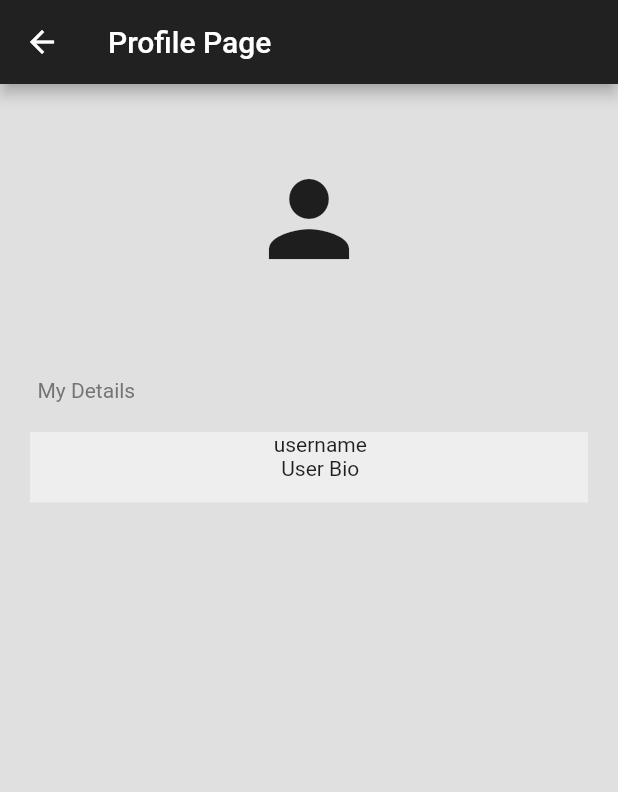
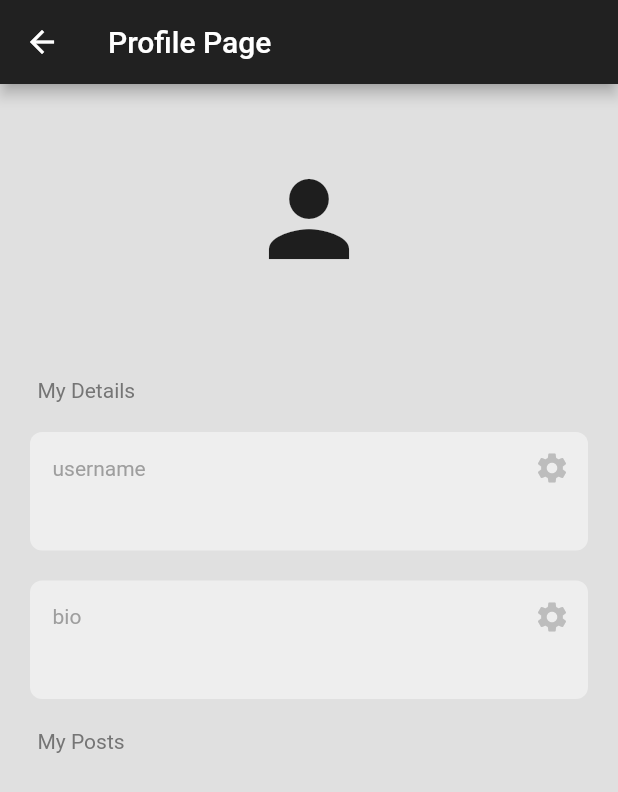
Before and after one commit to padfoot-16/Social-network, a Flutter app: the ProfilePage screen opened directly, on a phone screen of 412 x 824 dp. Shown: the top 792 px of the screen. Run offline on Flutter 3.47's test engine with Material 2 defaults, Android fonts, the phone set to English and light mode, and no system bars; our stand-ins replace cloud_firestore, firebase_auth, firebase_core; accounts and stored records are empty.

Commit message:
profile page finished

```diff
--- a/lib/components/textbox.dart
+++ b/lib/components/textbox.dart
@@ -3,9 +3,11 @@ import 'package:flutter/material.dart';
 class MyTextBox extends StatelessWidget {
   final String text;
   final String sectionname;
+  final void Function()? onPressed;
   const MyTextBox({super.key,
   required this.text,
   required this.sectionname,
+  required this.onPressed,
   });
 
   @override
@@ -13,12 +15,23 @@ class MyTextBox extends StatelessWidget {
     return Container(
       decoration: BoxDecoration(
         color: Colors.grey[200],
+        borderRadius: BorderRadius.circular(8)
       ),
       padding: EdgeInsets.only(left: 15,bottom: 15),
       margin: EdgeInsets.only(left: 20,right: 20,top: 20),
       child: Column(
+        crossAxisAlignment: CrossAxisAlignment.start,
         children: [
-          Text(sectionname),
+          Row(
+            mainAxisAlignment: MainAxisAlignment.spaceBetween,
+            children: [
+              Text(sectionname,
+              style: TextStyle(color: Colors.grey[500]),),
+              IconButton(
+                onPressed: onPressed,
+               icon: Icon(Icons.settings),color: Colors.grey[400],)
+            ],
+          ),
 
           Text(text),
         ],
--- a/lib/pages/profilepage.dart
+++ b/lib/pages/profilepage.dart
@@ -1,3 +1,4 @@
+import 'package:cloud_firestore/cloud_firestore.dart';
 import 'package:firebase_auth/firebase_auth.dart';
 import 'package:flutter/material.dart';
 import 'package:socialapp/components/textbox.dart';
@@ -10,7 +11,50 @@ class ProfilePage extends StatefulWidget {
 }
 
 class _ProfilePageState extends State<ProfilePage> {
-  final currentuser=FirebaseAuth.instance.currentUser!;
+  final currentuser = FirebaseAuth.instance.currentUser!;
+  final userCollection=FirebaseFirestore.instance.collection('Users');
+
+  Future<void> editfield(String field) async {
+    String newvalue = "";
+    await showDialog(
+        context: context,
+        builder: (context) => AlertDialog(
+              backgroundColor: Colors.grey[900],
+              title: Text(
+                "Edit $field",
+                style: const TextStyle(color: Colors.white),
+              ),
+              content: TextField(
+                autofocus: true,
+                style: const TextStyle(
+                  color: Colors.white,
+                ),
+                decoration: InputDecoration(
+                    hintText: "Enter New $field",
+                    hintStyle: const TextStyle(color: Colors.grey)),
+                onChanged: (value) {
+                  newvalue = value;
+                },
+              ),
+              actions: [
+                TextButton(
+                    onPressed: () => Navigator.pop(context),
+                    child: const Text(
+                      "Cancel",
+                      style: TextStyle(color: Colors.white),
+                    )),
+                TextButton(
+                    onPressed: () => Navigator.of(context).pop(newvalue),
+                    child: const Text(
+                      "Save",
+                      style: TextStyle(color: Colors.white),
+                    )),
+              ],
+            ));
+            if(newvalue.trim().length >0){
+              await userCollection.doc(currentuser.email).update({field:newvalue});
+            }
+  }
 
   @override
   Widget build(BuildContext context) {
@@ -18,33 +62,70 @@ class _ProfilePageState extends State<ProfilePage> {
         backgroundColor: Colors.grey[300],
         appBar: AppBar(
           backgroundColor: Colors.grey[900],
-        title: Text("Profile Page"),
+          title: const Text("Profile Page"),
         ),
-      body: ListView(
+        body: StreamBuilder<DocumentSnapshot>(
+            stream: FirebaseFirestore.instance
+                .collection('Users')
+                .doc(currentuser.email)
+                .snapshots(),
+            builder: (context, snapshot) {
+              if (snapshot.hasData) {
+                final userdata = snapshot.data!.data() as Map<String, dynamic>;
+                return ListView(
                   children: [
-          SizedBox(height: 50,),
-          Icon(Icons.person,size: 80,),
-
-          Text(currentuser.email!,
+                    const SizedBox(
+                      height: 50,
+                    ),
+                    const Icon(
+                      Icons.person,
+                      size: 80,
+                    ),
+                    Text(
+                      currentuser.email!,
                       textAlign: TextAlign.center,
-          style: TextStyle(
-            color: Colors.grey[700]
+                      style: TextStyle(color: Colors.grey[700]),
+                    ),
+                    const SizedBox(
+                      height: 50,
+                    ),
+                    Padding(
+                      padding: const EdgeInsets.only(left: 25.0),
+                      child: Text(
+                        "My Details",
+                        style: TextStyle(color: Colors.grey[600]),
                       ),
                     ),
-          SizedBox(height: 50,),
+                    MyTextBox(
+                      text: userdata['username'],
+                      sectionname: 'username',
+                      onPressed: () => editfield('username'),
+                    ),
+                    MyTextBox(
+                      text: userdata['bio'],
+                      sectionname: 'bio',
+                      onPressed: () => editfield('bio'),
+                    ),
+                    const SizedBox(
+                      height: 20,
+                    ),
                     Padding(
-            padding: const EdgeInsets.only(left:25.0),
-            child: Text("My Details",style: TextStyle(
-              color: Colors.grey[600]
-            ),),
+                      padding: const EdgeInsets.only(left: 25.0),
+                      child: Text(
+                        "My Posts",
+                        style: TextStyle(color: Colors.grey[600]),
                       ),
-
-          MyTextBox(
-            text: 'User Bio',
-           sectionname: 'username')
-
+                    ),
                   ],
-      ),
+                );
+              } else if (snapshot.hasError) {
+                return Center(
+                  child: Text('Error${snapshot.error}'),
                 );
               }
+              return const Center(
+                child: CircularProgressIndicator(),
+              );
+            }));
   }
+}
```
Also changed, not shown: lib/pages/register_page.dart (+31 -23 lines). Lines whose indentation alone changed are shown as unchanged.
